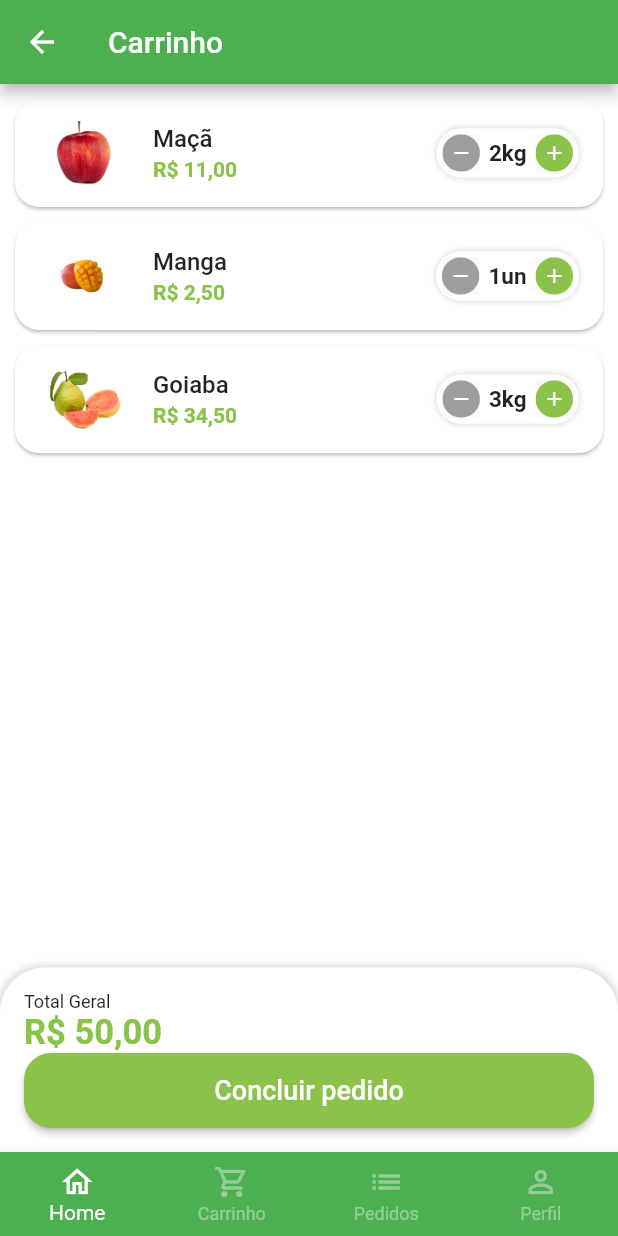
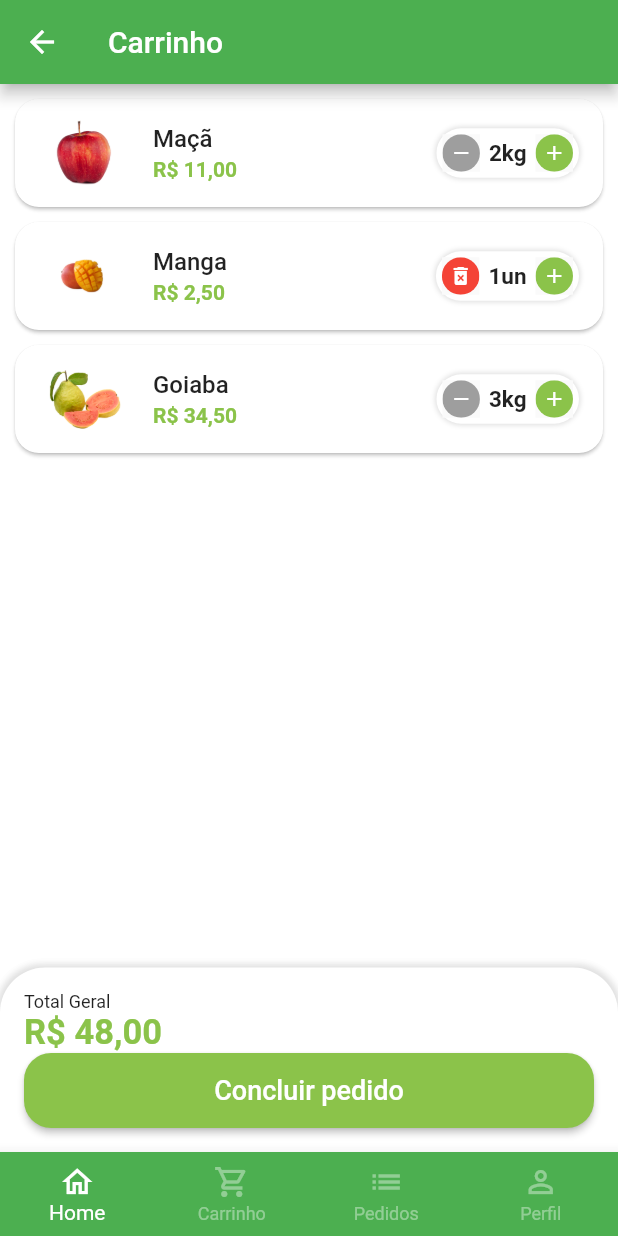
Before and after one commit to RenatoRosaFranco/fruit-ecommerce-app, a Flutter app: the BaseScreen screen opened directly, swiped to page 2, on a phone screen of 412 x 824 dp. Run offline on Flutter 3.47's test engine with Material 2 defaults, Android fonts, the phone set to English and light mode, and no system bars; our stand-ins replace animated_text_kit, mask_text_input_formatter.

Commit message:
Finalizando Dialog de confirmação

```diff
--- a/lib/main.dart
+++ b/lib/main.dart
@@ -2,7 +2,7 @@ import 'package:flutter/material.dart';
 import 'package:untitled4/src/pages/auth/sign_in_screen.dart';
 
 void main() {
-  runApp(MyApp());
+  runApp(const MyApp());
 }
 
 class MyApp extends StatelessWidget {
--- a/lib/src/pages/base/base_screen.dart
+++ b/lib/src/pages/base/base_screen.dart
@@ -23,11 +23,11 @@ class _BaseScreenState extends State<BaseScreen> {
         body: PageView(
           physics: const NeverScrollableScrollPhysics(),
           controller: pageController,
-          children: [
-            const HomeTab(),
-            const CartTab(),
-            Container(color: Colors.blue),
-            const ProfileTab()
+          children: const [
+            HomeTab(),
+            CartTab(),
+            CartTab(),
+            ProfileTab()
           ],
         ),
         bottomNavigationBar: BottomNavigationBar(
@@ -37,8 +37,6 @@ class _BaseScreenState extends State<BaseScreen> {
           unselectedItemColor: Colors.white.withAlpha(100),
           currentIndex: currentIndex,
           onTap: (index) {
-            print(index);
-
             setState(() {
               currentIndex = index;
               pageController.jumpToPage(index);
--- a/lib/src/pages/cart/cart_tab.dart
+++ b/lib/src/pages/cart/cart_tab.dart
@@ -2,6 +2,7 @@
 
 import 'package:flutter/material.dart';
 import 'package:untitled4/src/config/custom_colors.dart';
+import 'package:untitled4/src/models/cart_item_model.dart';
 import 'package:untitled4/src/pages/cart/components/cart_tile.dart';
 import 'package:untitled4/src/services/utils_services.dart';
 import 'package:untitled4/src/config/app_data.dart' as app_data;
@@ -16,6 +17,22 @@ class CartTab extends StatefulWidget {
 class _CartTabState extends State<CartTab> {
   UtilsServices utilsServices = UtilsServices();
 
+  void removeItemFromCart(CartItemModel cartItem) {
+    setState(() {
+      app_data.cartItems.remove(cartItem);
+    });
+  }
+
+  double cartTotalPrice() {
+    double total = 0;
+
+    for (var item in app_data.cartItems) {
+      total += item.totalPrice();
+    }
+
+    return total;
+  }
+
   @override
   Widget build(BuildContext context) {
     return Scaffold(
@@ -29,7 +46,9 @@ class _CartTabState extends State<CartTab> {
             child: ListView.builder(
               itemCount: app_data.cartItems.length,
               itemBuilder: (_, index) {
-                return CartTile(cartItem: app_data.cartItems[index]);
+                return CartTile(
+                    cartItem: app_data.cartItems[index],
+                    remove: removeItemFromCart);
               },
             ),
           ),
@@ -51,7 +70,7 @@ class _CartTabState extends State<CartTab> {
                 children: [
                   const Text('Total Geral', style: TextStyle(fontSize: 12)),
                   Text(
-                    utilsServices.priceToCurrency(50.00),
+                    utilsServices.priceToCurrency(cartTotalPrice()),
                     style: TextStyle(
                         fontSize: 23,
                         color: CustomColors.customSwatchColor,
@@ -64,7 +83,9 @@ class _CartTabState extends State<CartTab> {
                             backgroundColor: CustomColors.customSwatchColor,
                             shape: RoundedRectangleBorder(
                                 borderRadius: BorderRadius.circular(18))),
-                        onPressed: () {},
+                        onPressed: () async {
+                          bool? _= await showOrderConfirmation();
+                        },
                         child: const Text(
                           'Concluir pedido',
                           style: TextStyle(fontSize: 18),
@@ -76,4 +97,34 @@ class _CartTabState extends State<CartTab> {
       ),
     );
   }
+
+  Future<bool?> showOrderConfirmation() {
+    return showDialog<bool>(
+        context: context,
+        builder: (context) {
+          return AlertDialog(
+            shape:
+                RoundedRectangleBorder(borderRadius: BorderRadius.circular(20)),
+            title: const Text('Confirmação'),
+            content: const Text('Deseja realmente concluir o pedido?'),
+            actions: [
+              TextButton(
+                onPressed: () {
+                  Navigator.of(context).pop(false);
+                },
+                child: const Text('Não'),
+              ),
+              ElevatedButton(
+                onPressed: () {
+                  Navigator.of(context).pop(true);
+                },
+                style: ElevatedButton.styleFrom(
+                    shape: RoundedRectangleBorder(
+                        borderRadius: BorderRadius.circular(20))),
+                child: const Text('Sim'),
+              )
+            ],
+          );
+        });
+  }
 }
--- a/lib/src/pages/cart/components/cart_tile.dart
+++ b/lib/src/pages/cart/components/cart_tile.dart
@@ -6,10 +6,17 @@ import 'package:untitled4/src/models/cart_item_model.dart';
 import 'package:untitled4/src/pages/common_widgets/quantity_widget.dart';
 import 'package:untitled4/src/services/utils_services.dart';
 
-class CartTile extends StatelessWidget {
-  CartTile({Key? key, required this.cartItem}) : super(key: key);
+class CartTile extends StatefulWidget {
+  const CartTile({Key? key, required this.cartItem,
+  required this.remove}) : super(key: key);
+  final CartItemModel cartItem;
+  final Function(CartItemModel) remove;
 
-  final CartItemModel cartItem;
+  @override
+  State<CartTile> createState() => _CartTileState();
+}
+
+class _CartTileState extends State<CartTile> {
   UtilsServices utilsServices = UtilsServices();
 
   @override
@@ -21,22 +28,31 @@ class CartTile extends StatelessWidget {
       ),
       child: ListTile(
         // Imagem
-        leading: Image.asset(cartItem.item.imageUrl, width: 60, height: 60),
+        leading: Image.asset(widget.cartItem.item.imageUrl, width: 60, height: 60),
 
-        title: Text(cartItem.item.itemName,
+        title: Text(widget.cartItem.item.itemName,
             style: const TextStyle(fontWeight: FontWeight.w500)),
         // Total
         subtitle: Text(
-          utilsServices.priceToCurrency(cartItem.totalPrice()),
+          utilsServices.priceToCurrency(widget.cartItem.totalPrice()),
           style: TextStyle(
               color: CustomColors.customSwatchColor,
               fontWeight: FontWeight.bold),
         ),
         // Quantidade
         trailing: QuantityWidget(
-          result: (quantity) {},
-          suffixText: cartItem.item.unit,
-          value: cartItem.quantity,
+          result: (quantity) {
+            setState(() {
+              widget.cartItem.quantity = quantity;
+
+              if (quantity == 0) {
+                widget.remove(widget.cartItem);
+              }
+            });
+          },
+          suffixText: widget.cartItem.item.unit,
+          value: widget.cartItem.quantity,
+          isRemovable: true,
         ),
       ),
     );
--- a/lib/src/pages/common_widgets/quantity_widget.dart
+++ b/lib/src/pages/common_widgets/quantity_widget.dart
@@ -6,11 +6,12 @@ import 'package:untitled4/src/config/custom_colors.dart';
 class QuantityWidget extends StatelessWidget {
   final int value;
   final String suffixText;
+  final bool isRemovable;
   final Function (int quantity) result;
 
-  const QuantityWidget(
-      {Key? key, required this.suffixText, required this.value,
-      required this.result})
+  const QuantityWidget({Key? key, required this.suffixText, required this.value,
+    this.isRemovable = false,
+    required this.result})
       : super(key: key);
 
   @override
@@ -29,12 +30,10 @@ class QuantityWidget extends StatelessWidget {
         mainAxisSize: MainAxisSize.min,
         children: [
           _QuantityButton(
-            icon: Icons.remove,
-            color: Colors.grey,
+            icon: !isRemovable || value > 1 ? Icons.remove : Icons.delete_forever,
+            color: !isRemovable || value > 1 ? Colors.grey : Colors.red,
             onPressed: () {
-              if (value == 1) {
-                return;
-              }
+              if (value == 1 && !isRemovable) return;
 
               int resultCount = value - 1;
               result(resultCount);
```
